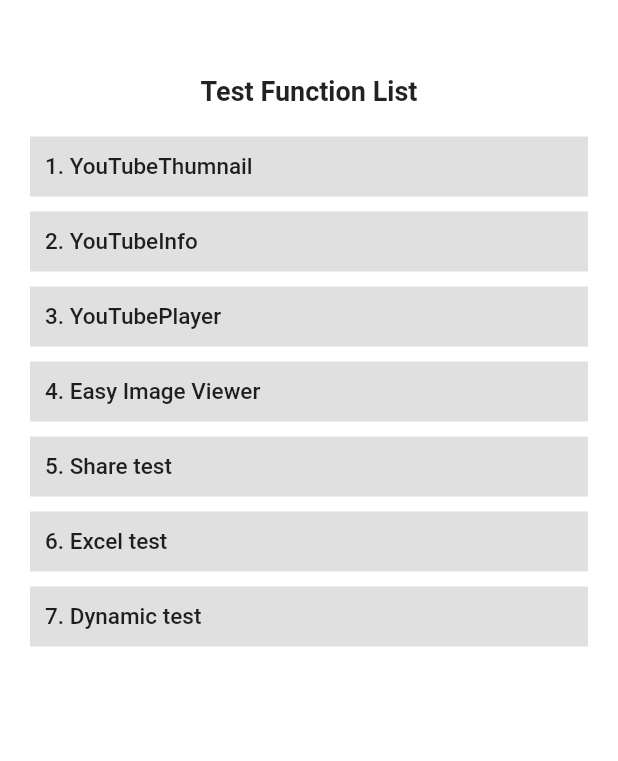
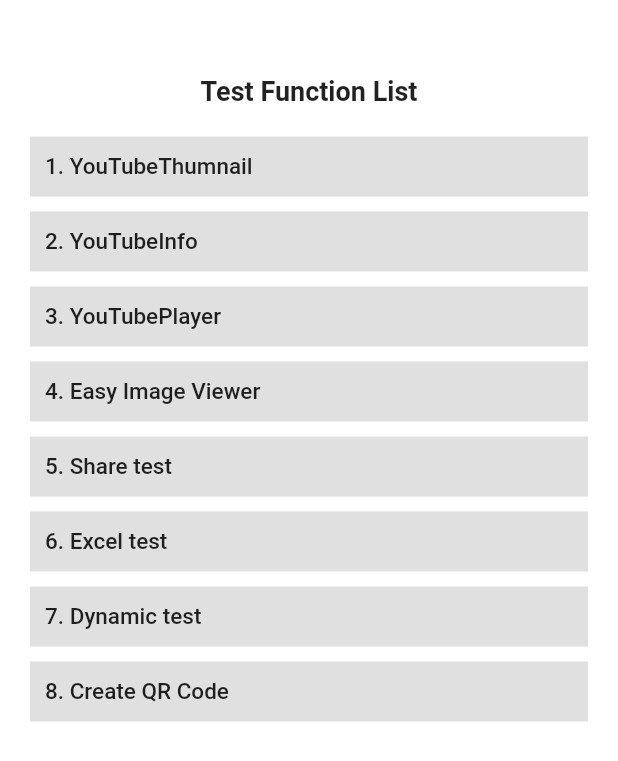
Before and after one commit to gehenna-yang/functiontest, a Flutter app: the screen it shows after launch, on a phone screen of 412 x 824 dp. Shown: the top 761 px of the screen. Run offline on Flutter 3.47's test engine with Material 2 defaults, Android fonts, the phone set to English and light mode, and no system bars; our stand-ins replace firebase_core, firebase_dynamic_links, image_picker, permission_handler, pretty_qr_code, share_plus and 1 more; missing offline and left inert: easy_image_viewer, excel, file_selector, syncfusion_flutter_xlsio, youtube, youtube_metadata; accounts and stored records are empty.

```diff
--- a/lib/FunctionMenu.dart
+++ b/lib/FunctionMenu.dart
@@ -10,6 +10,7 @@ import 'package:testfun_project/Share/Share_test.dart';
 import 'package:testfun_project/Youtube/YoutubeAppDemo.dart';
 import 'package:testfun_project/Youtube/YoutubePlayerPage.dart';
 import 'package:testfun_project/Youtube/YoutubeTest.dart';
+import 'package:testfun_project/qrcode/create_qrcode.dart';
 
 class FunctionMenu extends StatefulWidget {
 
@@ -57,16 +58,17 @@ class FunctionMenuState extends State<FunctionMenu> {
             width: full_w,
             child: Column(
               children: [
-                SizedBox(height: 30,),
-                Text("Test Function List", style: TextStyle(fontWeight: FontWeight.w700, fontSize: 18),),
-                SizedBox(height: 20,),
+                const SizedBox(height: 30,),
+                const Text("Test Function List", style: TextStyle(fontWeight: FontWeight.w700, fontSize: 18),),
+                const SizedBox(height: 20,),
                 Item("1. YouTubeThumnail", YoutubeTest()),
                 Item("2. YouTubeInfo", YoutubePlayerPage(videoId: "")),
                 Item("3. YouTubePlayer", YoutubeAppDemo()),
                 Item("4. Easy Image Viewer", Easy_Image_Viewer()),
-                Item("5. Share test", Share_test()),
-                Item("6. Excel test", CreateExcelStatefulWidget(title: "test excel")),
+                Item("5. Share test", const Share_test()),
+                Item("6. Excel test", const CreateExcelStatefulWidget(title: "test excel")),
                 Item("7. Dynamic test", Dynamiclinks_test()),
+                Item("8. Create QR Code", const CreateQR()),
               ],
             ),
           ),
```
Also changed, not shown: lib/qrcode/create_qrcode.dart (+14 -0 lines).
